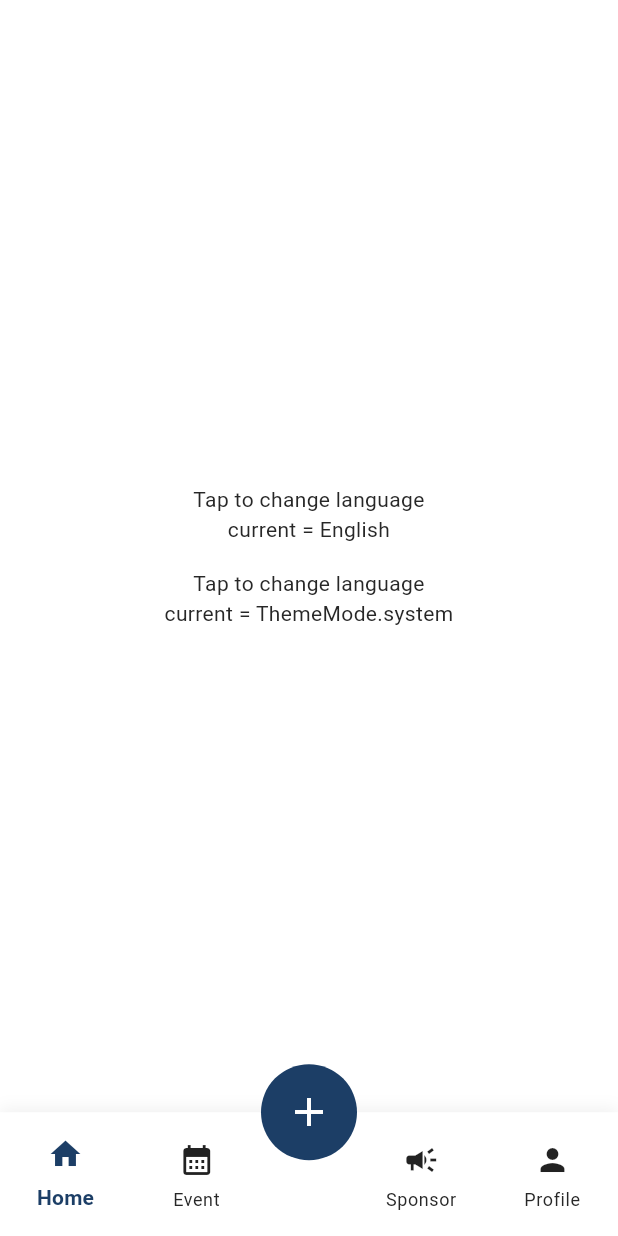
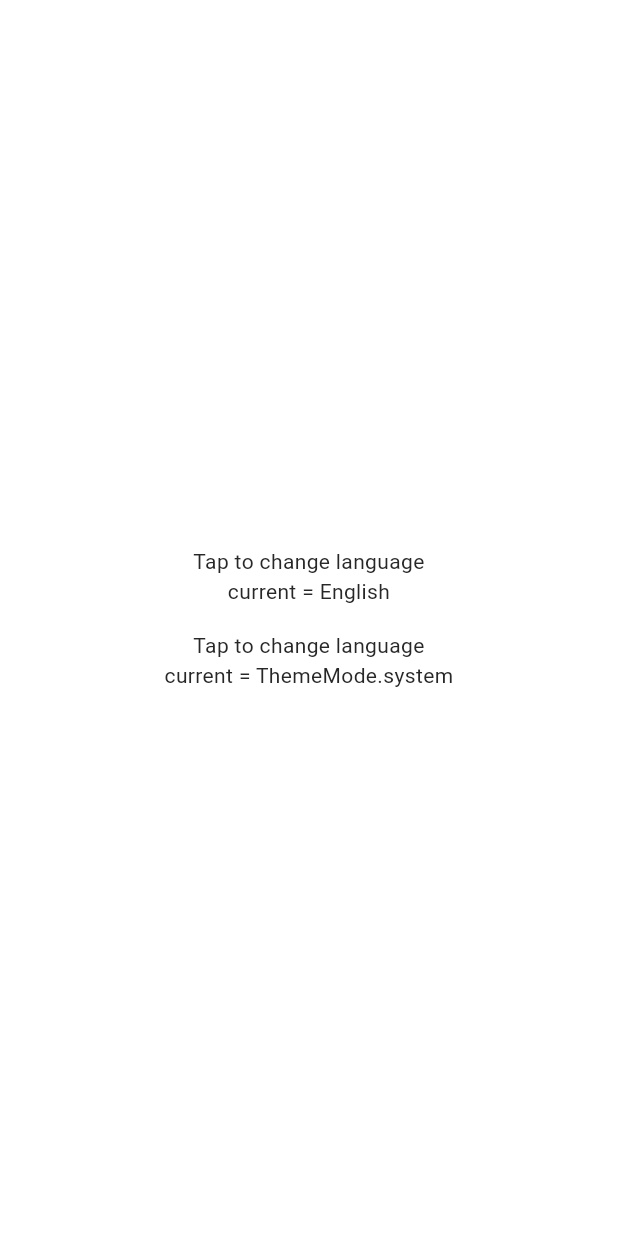
Before and after one commit to Mahamat-Djaffar/Connaissance-Generale, a Flutter app: the screen it shows after launch, on a phone screen of 412 x 824 dp. Run offline on Flutter 3.47's test engine with Material 3 defaults, Android fonts, the phone set to English and light mode, and no system bars; drawn by our look-alikes of skeletonizer; our stand-ins replace dartz, dio, equatable, extended_image, flutter_bloc, flutter_dotenv and 6 more.

Commit message:
refactor : change route

```diff
--- a/lib/core/route/app_route.dart
+++ b/lib/core/route/app_route.dart
@@ -1,12 +1,7 @@
 import 'dart:async';
 
 import 'package:tutorial/core/route/app_route_name.dart';
-import 'package:tutorial/module/dashboard/dashboard_page.dart';
-import 'package:tutorial/module/event/presentation/pages/event/event_page.dart';
 import 'package:tutorial/module/home/presentation/pages/home/home_page.dart';
-import 'package:tutorial/module/profile/presentation/pages/profile/profile_page.dart';
-import 'package:tutorial/module/splash/presentation/pages/splash/splash_page.dart';
-import 'package:tutorial/module/sponsor/presentation/pages/sponsor/sponsor_page.dart';
 import 'package:flutter/foundation.dart';
 import 'package:flutter/material.dart';
 import 'package:go_router/go_router.dart';
@@ -26,83 +21,90 @@ class AppRoute {
     initialLocation: "/",
     routes: [
       // default path is to /home
-      GoRoute(path: "/", redirect: (context, state) => "/splash"),
+      GoRoute(path: "/", redirect: (context, state) => "/home"),
       GoRoute(
-        path: "/splash",
-        name: AppRouteName.splash,
+        path: "/home",
+        name: AppRouteName.home,
         builder: (context, state) {
-          return SplashPage();
+          return HomePage();
         },
       ),
-      GoRoute(
-        path: "/onboarding",
-        builder: (context, state) {
-          return SizedBox();
-        },
-      ),
-      GoRoute(
-        path: "/auth",
-        builder: (context, state) {
-          return SizedBox();
-        },
-        routes: [
-          GoRoute(
-            path: "register",
-            builder: (context, state) {
-              return SizedBox();
-            },
-          ),
-        ],
-      ),
-      StatefulShellRoute.indexedStack(
-        key: bottomNavigatorKey,
-        builder: (context, state, child) {
-          return DashboardPage(state: state, child: child);
-        },
-        branches: [
-          StatefulShellBranch(
-            routes: [
-              GoRoute(
-                path: "/home",
-                name: AppRouteName.home,
-                builder: (context, state) {
-                  return HomePage();
-                },
-              ),
-            ],
-          ),
-          StatefulShellBranch(
-            routes: [
-              GoRoute(
-                path: "/event",
-                builder: (context, state) {
-                  return EventPage();
-                },
-              ),
-            ],
-          ),
-          StatefulShellBranch(
-            routes: [
-              GoRoute(
-                path: "/sponsor",
-                builder: (context, state) {
-                  return SponsorPage();
-                },
-              ),
-            ],
-          ),
-          StatefulShellBranch(
-            routes: [
-              GoRoute(
-                path: "/profile",
-                builder: (context, state) {
-                  return ProfilePage();
-                },
-              ),
-            ],
-          ),
-        ],
-      ),
+      // GoRoute(
+      //   path: "/splash",
+      //   name: AppRouteName.splash,
+      //   builder: (context, state) {
+      //     return SplashPage();
+      //   },
+      // ),
+      // GoRoute(
+      //   path: "/onboarding",
+      //   builder: (context, state) {
+      //     return SizedBox();
+      //   },
+      // ),
+      // GoRoute(
+      //   path: "/auth",
+      //   builder: (context, state) {
+      //     return SizedBox();
+      //   },
+      //   routes: [
+      //     GoRoute(
+      //       path: "register",
+      //       builder: (context, state) {
+      //         return SizedBox();
+      //       },
+      //     ),
+      //   ],
+      // ),
+      // StatefulShellRoute.indexedStack(
+      //   key: bottomNavigatorKey,
+      //   builder: (context, state, child) {
+      //     return DashboardPage(state: state, child: child);
+      //   },
+      //   branches: [
+      //     StatefulShellBranch(
+      //       routes: [
+      //         GoRoute(
+      //           path: "/home",
+      //           name: AppRouteName.home,
+      //           builder: (context, state) {
+      //             return HomePage();
+      //           },
+      //         ),
+      //       ],
+      //     ),
+      //     StatefulShellBranch(
+      //       routes: [
+      //         GoRoute(
+      //           path: "/event",
+      //           builder: (context, state) {
+      //             return EventPage();
+      //           },
+      //         ),
+      //       ],
+      //     ),
+      //     StatefulShellBranch(
+      //       routes: [
+      //         GoRoute(
+      //           path: "/sponsor",
+      //           builder: (context, state) {
+      //             return SponsorPage();
+      //           },
+      //         ),
+      //       ],
+      //     ),
+      //     StatefulShellBranch(
+      //       routes: [
+      //         GoRoute(
+      //           path: "/profile",
+      //           builder: (context, state) {
+      //             return ProfilePage();
+      //           },
+      //         ),
+      //       ],
+      //     ),
+      //   ],
+      // ),
     ],
   );
 }
```
